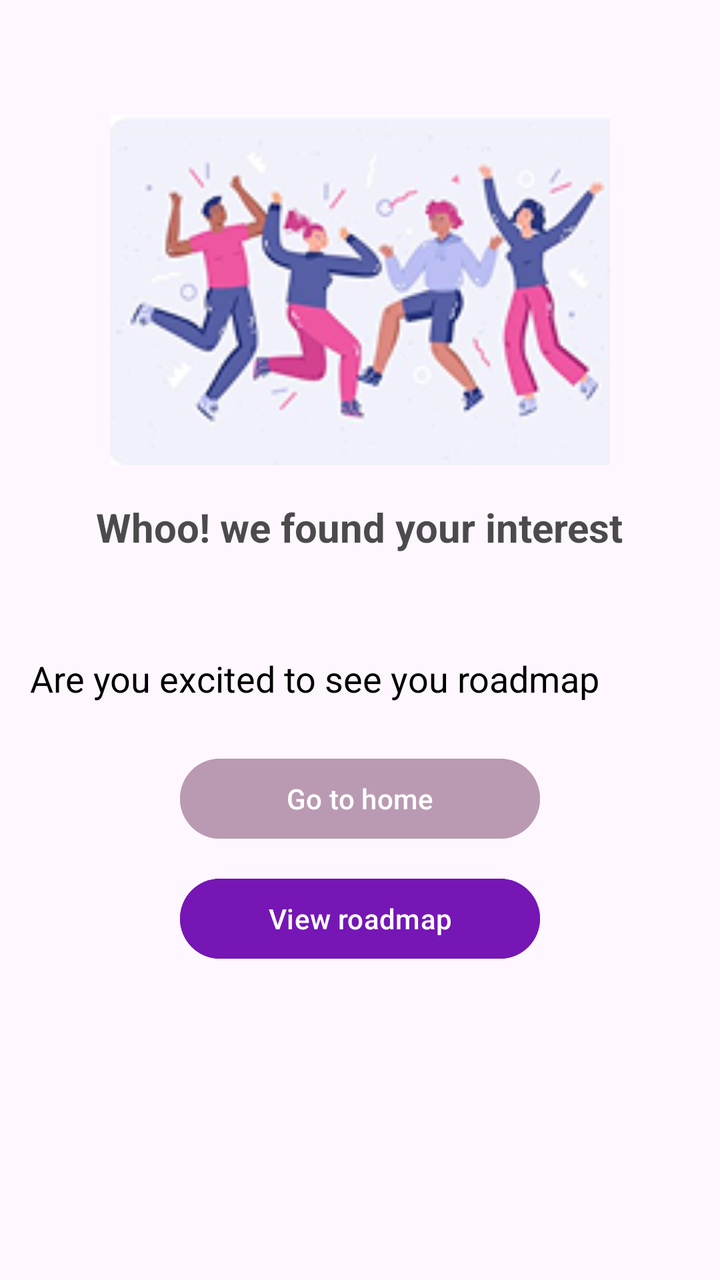
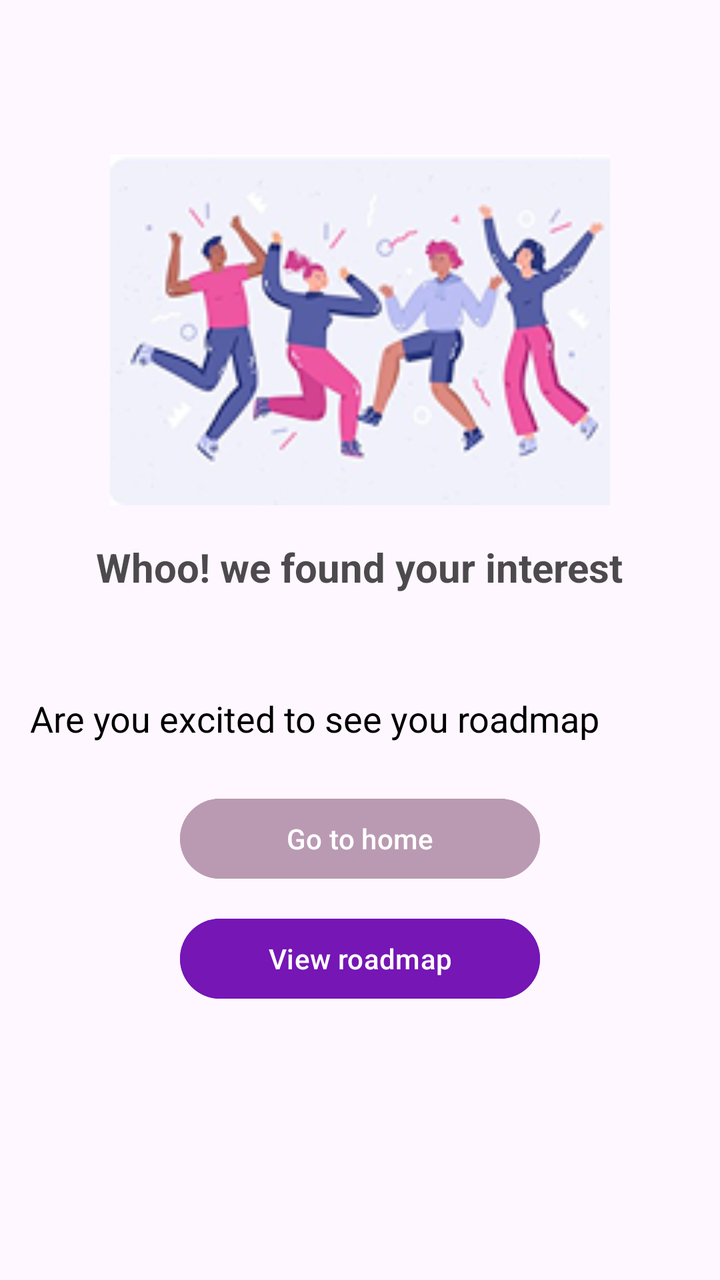

Before-and-after screenshots of an Android layout around one commit, followed by the original layout XML and the change that was made.
<!-- AndroidManifest.xml: application theme Theme.Mind2Career -->
<!-- res/layout/activity_after_assesment.xml -->
<?xml version="1.0" encoding="utf-8"?>
<ScrollView xmlns:android="http://schemas.android.com/apk/res/android"
    xmlns:app="http://schemas.android.com/apk/res-auto"
    xmlns:tools="http://schemas.android.com/tools"
    android:id="@+id/main"
    android:layout_width="match_parent"
    android:layout_height="match_parent"
    tools:context=".AfterAssesment">
    <LinearLayout
        android:layout_width="match_parent"
        android:layout_height="wrap_content"
        android:orientation="vertical"
        android:layout_marginTop="40dp">

        <ImageView
            android:layout_width="250dp"
            android:layout_height="210dp"
            android:id="@+id/whoo"
            android:src="@drawable/after"
            android:layout_gravity="center"
            android:scaleType="fitCenter"/>
        <TextView
            android:layout_width="wrap_content"
            android:layout_height="wrap_content"
            android:id="@+id/text1"
            android:layout_gravity="center"
            android:text="Whoo! we found your interest"
            android:textSize="20dp"
            android:textStyle="bold"
            android:textColor="#B3000000"/>
        <TextView
            android:layout_width="wrap_content"
            android:layout_height="wrap_content"
            android:id="@+id/text2"
            android:text="Are you excited to see you roadmap"
            android:textColor="#000000"
            android:textSize="18dp"
            android:layout_marginTop="50dp"
            android:layout_marginLeft="15dp"
            />
        <Button
            android:layout_width="180dp"
            android:layout_height="wrap_content"
            android:id="@+id/btn1"
            android:layout_gravity="center"
            android:text="Go to home"
            android:backgroundTint="#BA9AB2"
            android:layout_marginTop="24dp"
            />
        <Button
            android:layout_width="180dp"
            android:layout_height="wrap_content"
            android:id="@+id/btn2"
            android:layout_gravity="center"
            android:text="View roadmap"
            android:backgroundTint="#7516B5"
            android:layout_marginTop="12dp"
            />


    </LinearLayout>

</ScrollView>
<!-- resources referenced by this layout -->
<resources>
  <!-- drawable after: png bitmap (drawable, 34373 bytes) -->
  <style name="Theme.Mind2Career" parent="Base.Theme.Mind2Career" />
  <style name="Base.Theme.Mind2Career" parent="Theme.Material3.DayNight.NoActionBar">
          
          
      </style>
</resources>

<!-- the commit's change to res/layout/activity_after_assesment.xml (unified diff, before → after) -->
@@ -10,7 +10,7 @@
         android:layout_width="match_parent"
         android:layout_height="wrap_content"
         android:orientation="vertical"
-        android:layout_marginTop="40dp">
+        android:layout_marginTop="60dp">
 
         <ImageView
             android:layout_width="250dp"
